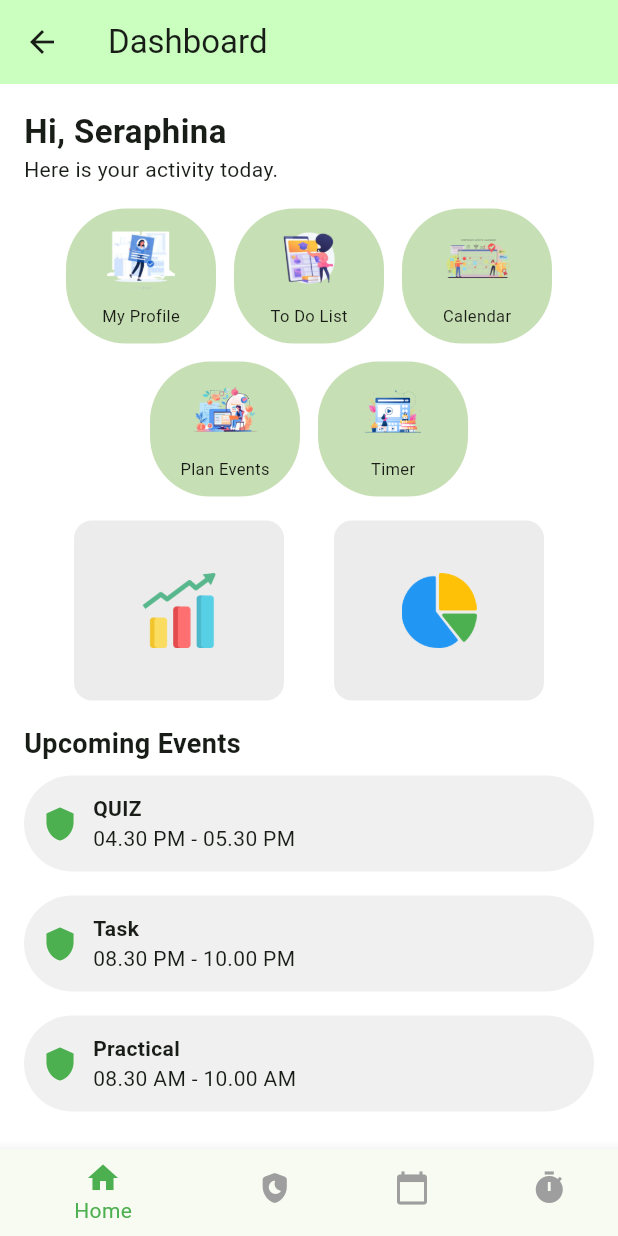
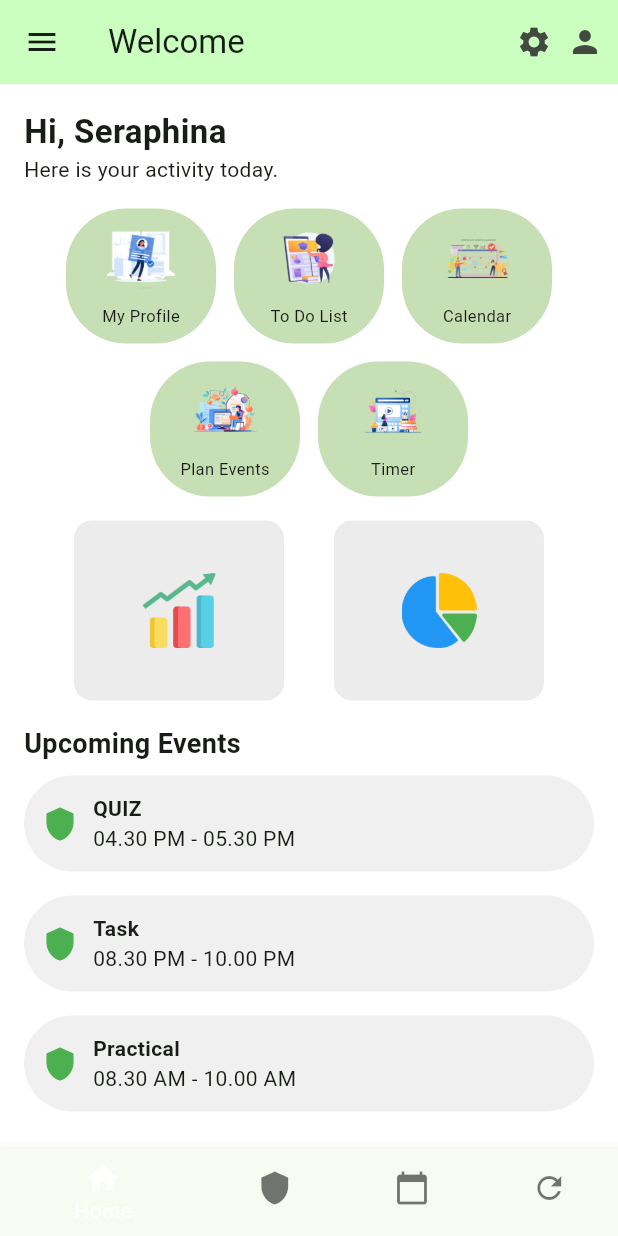
Before and after one commit to IPMSand/PUSL2023-Mobile-App-Development-Group-50, a Flutter app: the DashboardScreen screen opened directly, on a phone screen of 412 x 824 dp. Run offline on Flutter 3.47's test engine with Material 3 defaults, Android fonts, the phone set to English and light mode, and no system bars; our stand-ins replace google_fonts, shared_preferences; accounts and stored records are empty.

Commit message:
Revert "UI finished - all run in emulator"
This reverts commit 787c02fdaaf99f2fe6635c1e879440dacd69a1d2.

```diff
--- a/lib/main.dart
+++ b/lib/main.dart
@@ -24,4 +24,4 @@ class MyApp extends StatelessWidget {
   }
 }
 // ToDO: for the first login user display start 1-5 pages......
-// ToDO: Determine pages order
+// ToDO: for the first login user display start 1-5 pages......
--- a/lib/screens/dashboard.dart
+++ b/lib/screens/dashboard.dart
@@ -1,29 +1,20 @@
 import 'package:flutter/material.dart';
 
-import '../componments/bottom_navbar.dart';
-
-class DashboardScreen extends StatefulWidget {
-  const DashboardScreen({super.key});
-
-  @override
-  State<DashboardScreen> createState() => _DashboardScreen();
-}
-
-class _DashboardScreen extends State<DashboardScreen> {
-  int _selectedIndex = 0;
-  void _onItemTapped(int index) {
-    setState(() {
-      _selectedIndex = index;
-    });
-  }
-
+class DashboardScreen extends StatelessWidget {
   @override
   Widget build(BuildContext context) {
     return Scaffold(
       backgroundColor: Colors.white,
       appBar: AppBar(
         backgroundColor: Color(0xFFCAFFBF),
-        title: const Text("Dashboard"),
+        title: const Text("Welcome"),
+        actions: [
+          Icon(Icons.settings),
+          SizedBox(width: 10),
+          Icon(Icons.person), // ✅ Profile Icon added
+          SizedBox(width: 10),
+        ],
+        leading: Icon(Icons.menu),
       ),
       body: Padding(
         padding: const EdgeInsets.all(16.0),
@@ -45,21 +36,18 @@ class _DashboardScreen extends State<DashboardScreen> {
                     Row(
                       mainAxisAlignment: MainAxisAlignment.center,
                       children: [
-                        _buildFeatureIcon(
-                            "My Profile", "assets/home-profile.png"),
+                        _buildFeatureIcon("My Profile", "assets/home-profile.png"),
                         SizedBox(width: 12),
                         _buildFeatureIcon("To Do List", "assets/home-list.png"),
                         SizedBox(width: 12),
-                        _buildFeatureIcon(
-                            "Calendar", "assets/home-calendar.png"),
+                        _buildFeatureIcon("Calendar", "assets/home-calendar.png"),
                       ],
                     ),
                     SizedBox(height: 12),
                     Row(
                       mainAxisAlignment: MainAxisAlignment.center,
                       children: [
-                        _buildFeatureIcon(
-                            "Plan Events", "assets/home-plan.png"),
+                        _buildFeatureIcon("Plan Events", "assets/home-plan.png"),
                         SizedBox(width: 12),
                         _buildFeatureIcon("Timer", "assets/home-timer.png"),
                       ],
@@ -72,15 +60,13 @@ class _DashboardScreen extends State<DashboardScreen> {
               _buildChartRow(),
               const SizedBox(height: 16),
 
-              const Text("Upcoming Events",
-                  style: TextStyle(fontSize: 18, fontWeight: FontWeight.bold)),
+              const Text("Upcoming Events", style: TextStyle(fontSize: 18, fontWeight: FontWeight.bold)),
               _buildEventCard("QUIZ", "04.30 PM - 05.30 PM"),
               _buildEventCard("Task", "08.30 PM - 10.00 PM"),
               _buildEventCard("Practical", "08.30 AM - 10.00 AM"),
 
               const SizedBox(height: 16),
-              const Text("Tasks",
-                  style: TextStyle(fontSize: 18, fontWeight: FontWeight.bold)),
+              const Text("Tasks", style: TextStyle(fontSize: 18, fontWeight: FontWeight.bold)),
 
               // Task Icons Row
               Row(
@@ -97,9 +83,19 @@ class _DashboardScreen extends State<DashboardScreen> {
       ),
 
       // Bottom Navigation Bar (Fixed Background Color)
-      bottomNavigationBar: MyBottomNavigationBarWidget(
-        initialIndex: _selectedIndex,
-        onItemTapped: _onItemTapped,
+      bottomNavigationBar: Container(
+        color: Color(0xFFCAFFBF), // Background color
+        child: BottomNavigationBar(
+          backgroundColor: Colors.transparent, // Transparent so Container color shows
+          selectedItemColor: Colors.white,
+          unselectedItemColor: Colors.black54,
+          items: const [
+            BottomNavigationBarItem(icon: Icon(Icons.home), label: "Home"),
+            BottomNavigationBarItem(icon: Icon(Icons.shield), label: "Security"),
+            BottomNavigationBarItem(icon: Icon(Icons.calendar_today), label: "Calendar"),
+            BottomNavigationBarItem(icon: Icon(Icons.refresh), label: "Refresh"),
+          ],
+        ),
       ),
     );
   }
@@ -125,8 +121,7 @@ class _DashboardScreen extends State<DashboardScreen> {
           FittedBox(
             child: Text(
               label,
-              style:
-                  TextStyle(fontSize: 11), // 🔹 Change 12 to 16 (or any size)
+              style: TextStyle(fontSize: 11), // 🔹 Change 12 to 16 (or any size)
               textAlign: TextAlign.center,
             ),
           ),
--- a/lib/screens/start05.dart
+++ b/lib/screens/start05.dart
@@ -1,8 +1,6 @@
 import 'package:flutter/material.dart';
 import 'package:google_fonts/google_fonts.dart';
 import 'package:mad_project/screens/home.dart';
-
-import 'LoginPage.dart';
 
 class Start05Screen extends StatelessWidget {
   const Start05Screen({super.key});
@@ -73,7 +71,7 @@ class Start05Screen extends StatelessWidget {
                onPressed: () {
                  Navigator.pushAndRemoveUntil(
                      context,
-                     MaterialPageRoute(builder: (context) => LoginScreen()), // Replace NewPage() with your target page widget
+                     MaterialPageRoute(builder: (context) => HomeScreen()), // Replace NewPage() with your target page widget
                      (Route<dynamic> route) => false,
                  );
             },
```
Also changed, not shown: lib/screens/LoginPage.dart (+2 -14 lines), lib/screens/RegisterPage.dart (+2 -5 lines), lib/screens/home.dart (+1 -6 lines), pubspec.lock.
